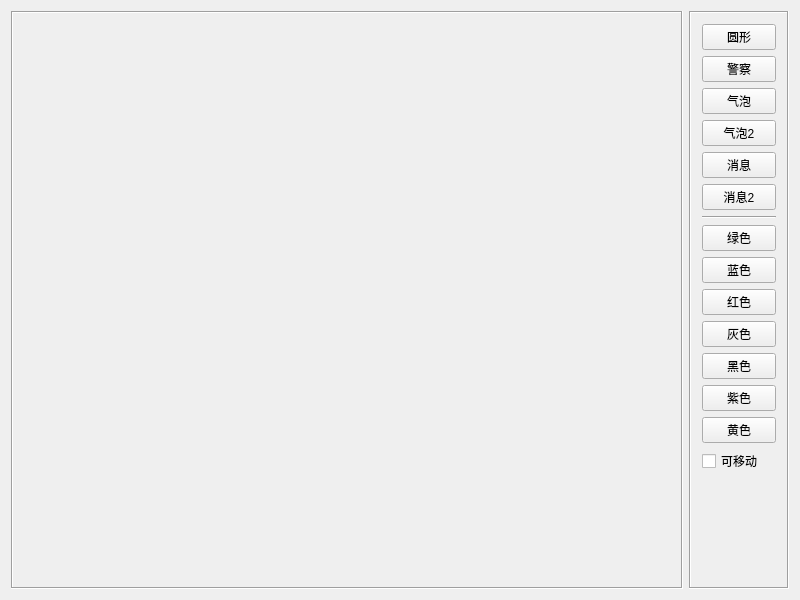
Qt form control/devicebutton/frmdevicebutton.ui (feiyangqingyun/QWidgetDemo) before a commit.
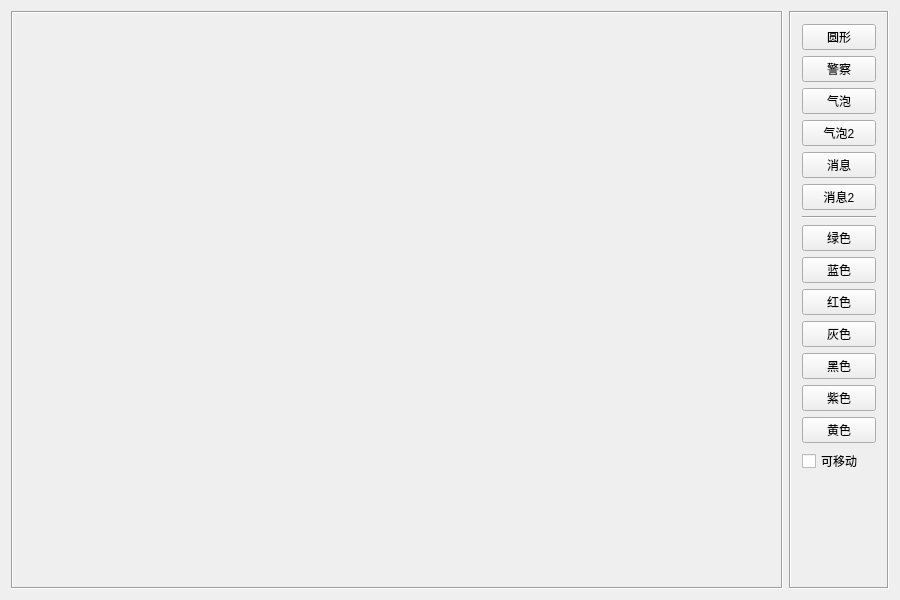
The same form after that commit.

```diff
--- a/control/devicebutton/frmdevicebutton.ui
+++ b/control/devicebutton/frmdevicebutton.ui
@@ -6,7 +6,7 @@
    <rect>
     <x>0</x>
     <y>0</y>
-    <width>800</width>
+    <width>900</width>
     <height>600</height>
    </rect>
   </property>
```
